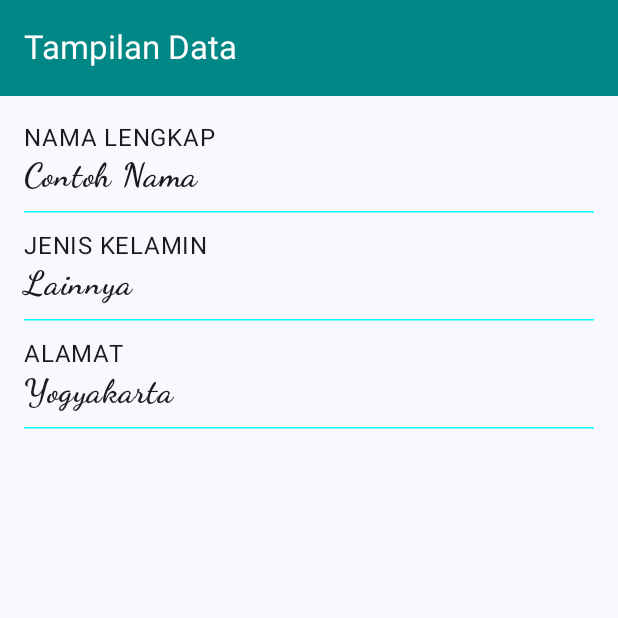
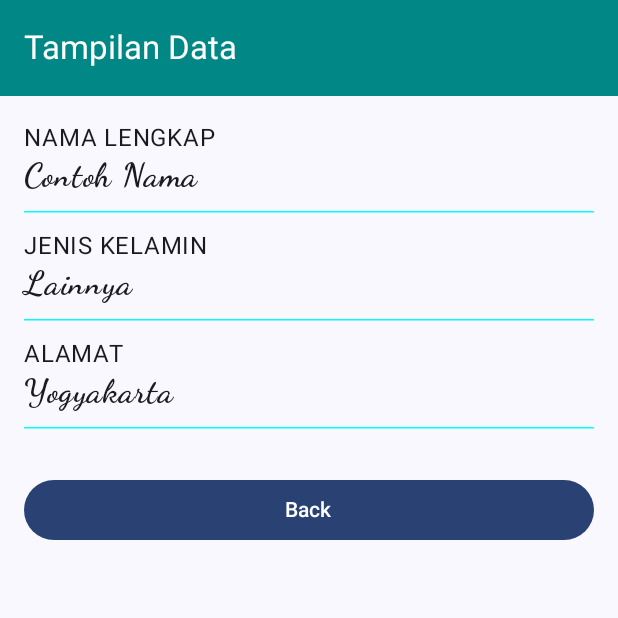
Before and after one commit to MannantaB/QuestNavigasiUI_228, an Android app built with Jetpack Compose: the composable TampilData shown on its own in the app's theme, on a phone screen of 412 x 824 dp, the top half of it. Run offline under Robolectric (Android 15) with nearby library versions, the phone set to English and light mode, and no system bars.

Commit message:
add spacer dan button

```diff
--- a/app/src/main/java/com/example/questnavigasiui_228/view/TampilData.kt
+++ b/app/src/main/java/com/example/questnavigasiui_228/view/TampilData.kt
@@ -2,7 +2,11 @@ package com.example.questnavigasiui_228.view
 
 import androidx.compose.foundation.layout.Arrangement
 import androidx.compose.foundation.layout.Column
+import androidx.compose.foundation.layout.Spacer
+import androidx.compose.foundation.layout.fillMaxWidth
+import androidx.compose.foundation.layout.height
 import androidx.compose.foundation.layout.padding
+import androidx.compose.material3.Button
 import androidx.compose.material3.ExperimentalMaterial3Api
 import androidx.compose.material3.HorizontalDivider
 import androidx.compose.material3.Scaffold
@@ -52,8 +56,13 @@ fun TampilData(
                     }
                     HorizontalDivider(thickness = 1.dp, color = Color.Cyan)
                 }
+                Spacer(modifier = Modifier.height(height = 10.dp))
+                Button(
+                    modifier = Modifier.fillMaxWidth(),
+                    onClick = onBackBtnClick) {
+                    Text(text = stringResource(id=R.string.back))
+                }
             }
         }
-
     }
 }
```
